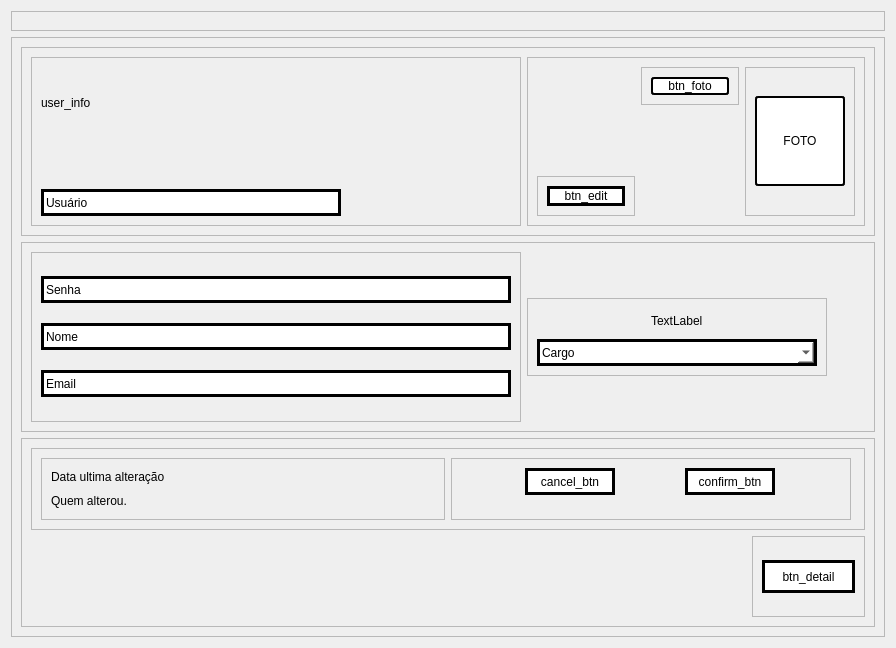
Old version of the form PATP/asset_ctrl/previa/user_info.ui in the repository eduardogm22/controle_patrimonio.
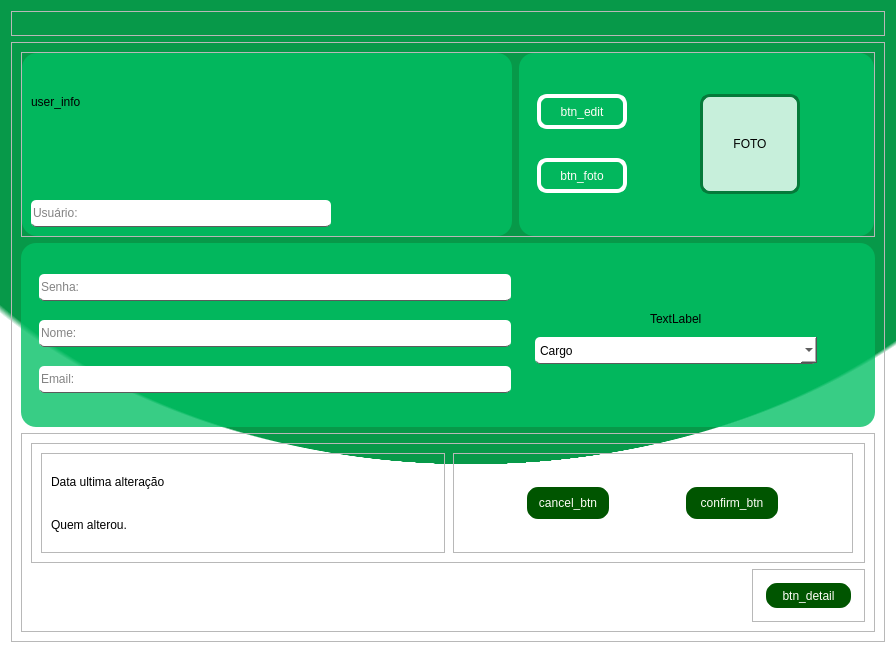
New version of the form.

```diff
--- a/PATP/asset_ctrl/previa/user_info.ui
+++ b/PATP/asset_ctrl/previa/user_info.ui
@@ -7,12 +7,17 @@
     <x>0</x>
     <y>0</y>
     <width>896</width>
-    <height>644</height>
+    <height>653</height>
    </rect>
   </property>
   <property name="windowTitle">
    <string>Form</string>
   </property>
+  <property name="styleSheet">
+   <string notr="true">background-color : rgb(255, 248, 248);
+
+background-color:qradialgradient(spread:pad, cx:0.525, cy:0, radius:0.711, fx:0.550202, fy:0.709842, stop:0.641791 rgba(7, 153, 73, 255), stop:0.965174 rgba(7, 153, 73, 255), stop:1 rgba(255, 255, 255, 255))</string>
+  </property>
   <layout class="QVBoxLayout" name="verticalLayout">
    <item>
     <widget class="QFrame" name="frame_user_details">
@@ -22,6 +27,10 @@
        <height>0</height>
       </size>
      </property>
+     <property name="styleSheet">
+      <string notr="true">background-color: 0;
+border-bottom:0</string>
+     </property>
      <property name="frameShape">
       <enum>QFrame::StyledPanel</enum>
      </property>
@@ -39,6 +48,10 @@
        <height>600</height>
       </size>
      </property>
+     <property name="styleSheet">
+      <string notr="true">background-color: 0;
+border-bottom:0</string>
+     </property>
      <property name="frameShape">
       <enum>QFrame::StyledPanel</enum>
      </property>
@@ -48,6 +61,11 @@
      <layout class="QVBoxLayout" name="verticalLayout_2">
       <item>
        <widget class="QFrame" name="frame_6">
+        <property name="font">
+         <font>
+          <pointsize>7</pointsize>
+         </font>
+        </property>
         <property name="frameShape">
          <enum>QFrame::StyledPanel</enum>
         </property>
@@ -55,6 +73,21 @@
          <enum>QFrame::Raised</enum>
         </property>
         <layout class="QHBoxLayout" name="horizontalLayout">
+         <property name="spacing">
+          <number>7</number>
+         </property>
+         <property name="leftMargin">
+          <number>0</number>
+         </property>
+         <property name="topMargin">
+          <number>0</number>
+         </property>
+         <property name="rightMargin">
+          <number>0</number>
+         </property>
+         <property name="bottomMargin">
+          <number>0</number>
+         </property>
          <item>
           <widget class="QFrame" name="frame_2">
            <property name="minimumSize">
@@ -69,6 +102,10 @@
              <height>16777215</height>
             </size>
            </property>
+           <property name="styleSheet">
+            <string notr="true">background-color : rgba(0, 191, 99,199);
+border-radius: 15px;</string>
+           </property>
            <property name="frameShape">
             <enum>QFrame::StyledPanel</enum>
            </property>
@@ -90,6 +127,10 @@
                 <height>90</height>
                </size>
               </property>
+              <property name="styleSheet">
+               <string notr="true">background-color: 0;
+border-bottom:0</string>
+              </property>
               <property name="text">
                <string>user_info</string>
               </property>
@@ -110,11 +151,20 @@
                </size>
               </property>
               <property name="styleSheet">
-               <string notr="true">background-color:white;
-border:3px solid black;</string>
+               <string notr="true">QLineEdit{
+	color:rgb(8, 8, 8);
+background-color:white;
+border-radius: 5px;
+border-bottom: 1px solid rgb(91, 91, 91)
+}
+
+QLineEdit:hover{background-color:rgb(238, 234, 233);color:rgb(181, 178, 177)}</string>
               </property>
               <property name="text">
-               <string>Usuário</string>
+               <string/>
+              </property>
+              <property name="placeholderText">
+               <string>Usuário:</string>
               </property>
              </widget>
             </item>
@@ -123,6 +173,10 @@
          </item>
          <item>
           <widget class="QFrame" name="frame_3">
+           <property name="styleSheet">
+            <string notr="true">background-color : rgba(0, 191, 99,199);
+border-radius: 15px;</string>
+           </property>
            <property name="frameShape">
             <enum>QFrame::StyledPanel</enum>
            </property>
@@ -130,34 +184,12 @@
             <enum>QFrame::Raised</enum>
            </property>
            <layout class="QHBoxLayout" name="horizontalLayout_3">
-            <item alignment="Qt::AlignBottom">
-             <widget class="QFrame" name="frame_9">
-              <property name="frameShape">
-               <enum>QFrame::StyledPanel</enum>
-              </property>
-              <property name="frameShadow">
-               <enum>QFrame::Raised</enum>
-              </property>
-              <layout class="QVBoxLayout" name="verticalLayout_5">
-               <item>
-                <widget class="QPushButton" name="pushButton_3">
-                 <property name="cursor">
-                  <cursorShape>PointingHandCursor</cursorShape>
-                 </property>
-                 <property name="styleSheet">
-                  <string notr="true">background-color:white;
-border:3px solid black;</string>
-                 </property>
-                 <property name="text">
-                  <string>btn_edit</string>
-                 </property>
-                </widget>
-               </item>
-              </layout>
-             </widget>
-            </item>
-            <item alignment="Qt::AlignTop">
+            <item>
              <widget class="QFrame" name="frame_10">
+              <property name="styleSheet">
+               <string notr="true">background-color: 0;
+border-bottom:0</string>
+              </property>
               <property name="frameShape">
                <enum>QFrame::StyledPanel</enum>
               </property>
@@ -165,15 +197,76 @@
                <enum>QFrame::Raised</enum>
               </property>
               <layout class="QVBoxLayout" name="verticalLayout_3">
+               <item>
+                <widget class="QPushButton" name="pushButton_3">
+                 <property name="maximumSize">
+                  <size>
+                   <width>90</width>
+                   <height>35</height>
+                  </size>
+                 </property>
+                 <property name="font">
+                  <font>
+                   <pointsize>9</pointsize>
+                  </font>
+                 </property>
+                 <property name="cursor">
+                  <cursorShape>PointingHandCursor</cursorShape>
+                 </property>
+                 <property name="styleSheet">
+                  <string notr="true">QPushButton { color:rgb(254, 253, 247);
+	border-radius:10px;		
+	border: 4px solid rgb(255, 255, 255);
+
+ }
+
+QPushButton:hover{background-color:#057A3A;color:white}
+
+QPushButton:pressed{
+ padding-left: 5px;
+ padding-top:5px;
+ 
+	background-color: rgb(0, 85, 0);
+ 
+}</string>
+                 </property>
+                 <property name="text">
+                  <string>btn_edit</string>
+                 </property>
+                </widget>
+               </item>
                <item>
                 <widget class="QPushButton" name="pushButton_2">
+                 <property name="maximumSize">
+                  <size>
+                   <width>90</width>
+                   <height>35</height>
+                  </size>
+                 </property>
+                 <property name="font">
+                  <font>
+                   <pointsize>9</pointsize>
+                  </font>
+                 </property>
                  <property name="cursor">
                   <cursorShape>PointingHandCursor</cursorShape>
                  </property>
                  <property name="styleSheet">
-                  <string notr="true">background-color:white;
-border-radius: 3px;
-border:2px solid black;</string>
+                  <string notr="true">QPushButton { color:rgb(254, 253, 247);
+	border-radius:10px;		
+	border: 4px solid rgb(255, 255, 255);
+
+ }
+
+QPushButton:hover{background-color:#057A3A;color:white}
+
+QPushButton:pressed{
+ padding-left: 5px;
+ padding-top:5px;
+ 
+	background-color: rgb(0, 85, 0);
+ 
+}</string>
                  </property>
                  <property name="text">
                   <string>btn_foto</string>
@@ -183,8 +276,12 @@
               </layout>
              </widget>
             </item>
-            <item alignment="Qt::AlignHCenter">
+            <item>
              <widget class="QFrame" name="frame_11">
+              <property name="styleSheet">
+               <string notr="true">background-color: 0;
+border-bottom:0</string>
+              </property>
               <property name="frameShape">
                <enum>QFrame::StyledPanel</enum>
               </property>
@@ -192,6 +289,21 @@
                <enum>QFrame::Raised</enum>
               </property>
               <layout class="QVBoxLayout" name="verticalLayout_4">
+               <property name="spacing">
+                <number>0</number>
+               </property>
+               <property name="leftMargin">
+                <number>0</number>
+               </property>
+               <property name="topMargin">
+                <number>0</number>
+               </property>
+               <property name="rightMargin">
+                <number>0</number>
+               </property>
+               <property name="bottomMargin">
+                <number>0</number>
+               </property>
                <item>
                 <widget class="QPushButton" name="pushButton">
                  <property name="minimumSize">
@@ -202,14 +314,14 @@
                  </property>
                  <property name="maximumSize">
                   <size>
-                   <width>90</width>
-                   <height>90</height>
+                   <width>100</width>
+                   <height>100</height>
                   </size>
                  </property>
                  <property name="styleSheet">
-                  <string notr="true">background-color:white;
-border-radius: 3px;
-border:2px solid black;</string>
+                  <string notr="true">background-color:rgba(255, 255, 255,199);
+border:3px solid #057A3A;
+border-radius:10px</string>
                  </property>
                  <property name="text">
                   <string>FOTO</string>
@@ -227,6 +339,10 @@
       </item>
       <item>
        <widget class="QFrame" name="frame_4">
+        <property name="styleSheet">
+         <string notr="true">background-color : rgba(0, 191, 99,199);
+border-radius: 15px;</string>
+        </property>
         <property name="frameShape">
          <enum>QFrame::StyledPanel</enum>
         </property>
@@ -242,6 +358,10 @@
              <height>16777215</height>
             </size>
            </property>
+           <property name="styleSheet">
+            <string notr="true">background-color: 0;
+border-bottom:0</string>
+           </property>
            <property name="frameShape">
             <enum>QFrame::StyledPanel</enum>
            </property>
@@ -264,11 +384,23 @@
                </size>
               </property>
               <property name="styleSheet">
-               <string notr="true">background-color:white;
-border:3px solid black;</string>
+               <string notr="true">QLineEdit{
+	color:rgb(8, 8, 8);
+background-color:white;
+border-radius: 5px;
+border-bottom: 1px solid rgb(91, 91, 91)
+}
+
+QLineEdit:hover{background-color:rgb(238, 234, 233);color:rgb(181, 178, 177)}</string>
               </property>
               <property name="text">
-               <string>Senha</string>
+               <string/>
+              </property>
+              <property name="echoMode">
+               <enum>QLineEdit::Password</enum>
+              </property>
+              <property name="placeholderText">
+               <string>Senha:</string>
               </property>
              </widget>
             </item>
@@ -287,11 +419,20 @@
                </size>
               </property>
               <property name="styleSheet">
-               <string notr="true">background-color:white;
-border:3px solid black;</string>
+               <string notr="true">QLineEdit{
+	color:rgb(8, 8, 8);
+background-color:white;
+border-radius: 5px;
+border-bottom: 1px solid rgb(91, 91, 91)
+}
+
+QLineEdit:hover{background-color:rgb(238, 234, 233);color:rgb(181, 178, 177)}</string>
               </property>
               <property name="text">
-               <string>Nome</string>
+               <string/>
+              </property>
+              <property name="placeholderText">
+               <string>Nome:</string>
               </property>
              </widget>
             </item>
@@ -310,11 +451,20 @@
                </size>
               </property>
               <property name="styleSheet">
-               <string notr="true">background-color:white;
-border:3px solid black;</string>
+               <string notr="true">QLineEdit{
+	color:rgb(8, 8, 8);
+background-color:white;
+border-radius: 5px;
+border-bottom: 1px solid rgb(91, 91, 91)
+}
+
+QLineEdit:hover{background-color:rgb(238, 234, 233);color:rgb(181, 178, 177)}</string>
               </property>
               <property name="text">
-               <string>Email</string>
+               <string/>
+              </property>
+              <property name="placeholderText">
+               <string>Email:</string>
               </property>
              </widget>
             </item>
@@ -335,6 +485,10 @@
              <height>16777215</height>
             </size>
            </property>
+           <property name="styleSheet">
+            <string notr="true">background-color: 0;
+border-bottom:0</string>
+           </property>
            <property name="frameShape">
             <enum>QFrame::StyledPanel</enum>
            </property>
@@ -376,8 +530,13 @@
                </size>
               </property>
               <property name="styleSheet">
-               <string notr="true">background-color:white;
-border:3px solid black;</string>
+               <string notr="true">QComboBox{background-color:white;
+border-radius: 15px;
+border-radius: 5px;
+border-bottom: 1px solid rgb(91, 91, 91)}
+
+
+ </string>
               </property>
               <item>
                <property name="text">
@@ -436,18 +595,18 @@
               </layout>
              </widget>
             </item>
-            <item alignment="Qt::AlignLeft">
+            <item alignment="Qt::AlignHCenter|Qt::AlignBottom">
              <widget class="QFrame" name="frame_15">
               <property name="minimumSize">
                <size>
                 <width>400</width>
-                <height>0</height>
+                <height>100</height>
                </size>
               </property>
               <property name="maximumSize">
                <size>
                 <width>400</width>
-                <height>16777215</height>
+                <height>100</height>
                </size>
               </property>
               <property name="frameShape">
@@ -457,12 +616,27 @@
                <enum>QFrame::Raised</enum>
               </property>
               <layout class="QHBoxLayout" name="horizontalLayout_4">
-               <item alignment="Qt::AlignTop">
+               <property name="spacing">
+                <number>0</number>
+               </property>
+               <property name="leftMargin">
+                <number>0</number>
+               </property>
+               <property name="topMargin">
+                <number>0</number>
+               </property>
+               <property name="rightMargin">
+                <number>0</number>
+               </property>
+               <property name="bottomMargin">
+                <number>0</number>
+               </property>
+               <item alignment="Qt::AlignVCenter">
                 <widget class="QPushButton" name="pushButton_5">
                  <property name="minimumSize">
                   <size>
                    <width>90</width>
-                   <height>27</height>
+                   <height>40</height>
                   </size>
                  </property>
                  <property name="maximumSize">
@@ -475,34 +649,62 @@
                   <cursorShape>PointingHandCursor</cursorShape>
                  </property>
                  <property name="styleSheet">
-                  <string notr="true">background-color:white;
-border:3px solid black;</string>
+                  <string notr="true">QPushButton { color:rgb(254, 253, 247);
+	border-radius:15px;		
+	border: 4px solid rgb(255, 255, 255);
+	background-color: rgb(0, 85, 0);
+
+ }
+
+QPushButton:hover{background-color:#057A3A;color:white}
+
+QPushButton:pressed{
+ padding-left: 5px;
+ padding-top:5px;
+ 
+	background-color: rgb(0, 85, 0);
+ 
+}</string>
                  </property>
                  <property name="text">
                   <string>cancel_btn</string>
                  </property>
                 </widget>
                </item>
-               <item alignment="Qt::AlignTop">
+               <item alignment="Qt::AlignVCenter">
                 <widget class="QPushButton" name="pushButton_6">
                  <property name="minimumSize">
                   <size>
                    <width>90</width>
-                   <height>27</height>
+                   <height>40</height>
                   </size>
                  </property>
                  <property name="maximumSize">
                   <size>
-                   <width>90</width>
-                   <height>27</height>
+                   <width>100</width>
+                   <height>50</height>
                   </size>
                  </property>
                  <property name="cursor">
                   <cursorShape>PointingHandCursor</cursorShape>
                  </property>
                  <property name="styleSheet">
-                  <string notr="true">background-color:white;
-border:3px solid black;</string>
+                  <string notr="true">QPushButton { color:rgb(254, 253, 247);
+	border-radius:15px;		
+	border: 4px solid rgb(255, 255, 255);
+	background-color: rgb(0, 85, 0);
+
+ }
+
+QPushButton:hover{background-color:#057A3A;color:white}
+
+QPushButton:pressed{
+ padding-left: 5px;
+ padding-top:5px;
+ 
+	background-color: rgb(0, 85, 0);
+ 
+}</string>
                  </property>
                  <property name="text">
                   <string>confirm_btn</string>
@@ -542,8 +744,22 @@
                <cursorShape>PointingHandCursor</cursorShape>
               </property>
               <property name="styleSheet">
-               <string notr="true">background-color:white;
-border:3px solid black;</string>
+               <string notr="true">QPushButton { color:rgb(254, 253, 247);
+	border-radius:15px;		
+	border: 4px solid rgb(255, 255, 255);
+	background-color: rgb(0, 85, 0);
+
+ }
+
+QPushButton:hover{background-color:#057A3A;color:white}
+
+QPushButton:pressed{
+ padding-left: 5px;
+ padding-top:5px;
+ 
+	background-color: rgb(0, 85, 0);
+ 
+}</string>
               </property>
               <property name="text">
                <string>btn_detail</string>
```
